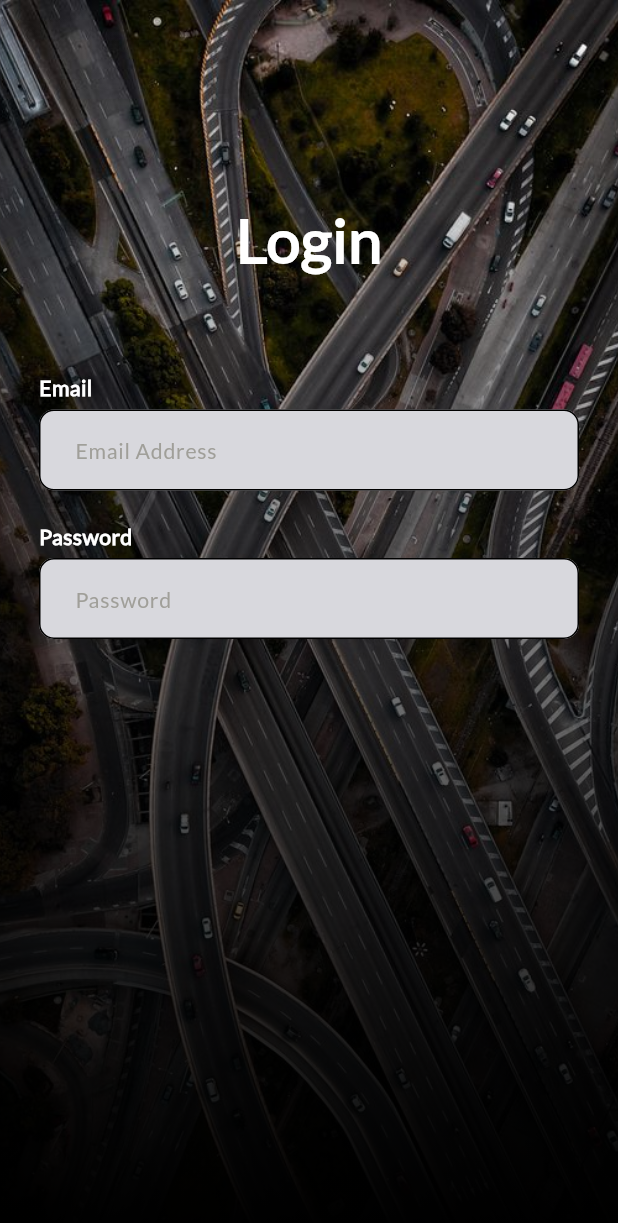
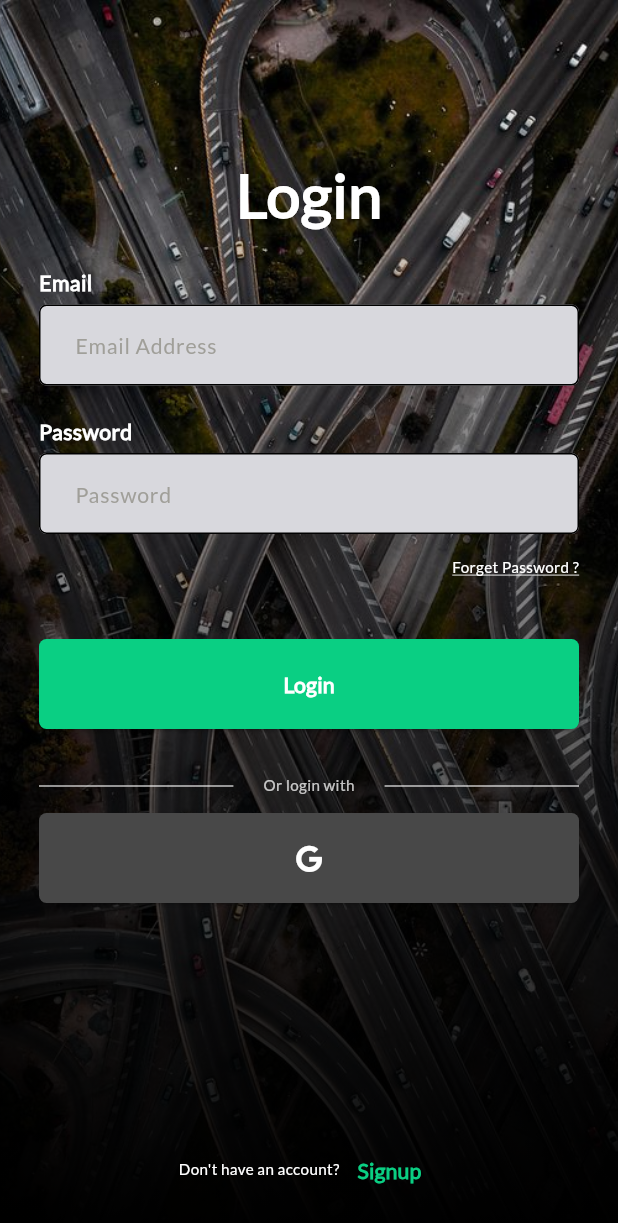
Before and after one commit to Bahnooos/graduation-project, a Flutter app: the screen it shows after launch, on a phone screen of 412 x 824 dp. Shown: the top 1223 px of the screen. Run offline on Flutter 3.47's test engine with Material 3 defaults, Android fonts, the phone set to English and light mode, and no system bars; our stand-ins replace device_preview, flutter_screenutil, font_awesome_flutter.

Commit message:
finish login and sign up screens' design

```diff
--- /dev/null
+++ b/lib/features/authentication/presentation/views/widgets/custom_button.dart
@@ -0,0 +1,31 @@
+import 'package:flutter/material.dart';
+import 'package:graduation_project/core/utils/app_color.dart';
+import 'package:graduation_project/core/utils/styles.dart';
+
+class CustomButton extends StatelessWidget {
+  final String text;
+  const CustomButton({
+    super.key,
+    required this.text,
+  });
+  @override
+  Widget build(BuildContext context) {
+    return Padding(
+      padding: const EdgeInsets.only(top: 40.0),
+      child: ElevatedButton(
+        onPressed: () {},
+        style: ElevatedButton.styleFrom(
+          backgroundColor: AppColor.primaryColor,
+          shape: RoundedRectangleBorder(
+            borderRadius: BorderRadius.circular(5),
+          ),
+          minimumSize: const Size(double.infinity, 60),
+        ),
+        child: Text(
+          text,
+          style: Styles.latoBold14.copyWith(color: AppColor.textWhiteColor),
+        ),
+      ),
+    );
+  }
+}
--- /dev/null
+++ b/lib/features/authentication/presentation/views/widgets/custom_divider.dart
@@ -0,0 +1,38 @@
+import 'package:flutter/material.dart';
+import 'package:graduation_project/core/utils/app_color.dart';
+import 'package:graduation_project/core/utils/styles.dart';
+
+class CustomDivider extends StatelessWidget {
+  final String text;
+  const CustomDivider({super.key, required this.text});
+  @override
+  Widget build(BuildContext context) {
+    return Padding(
+      padding: const EdgeInsets.only(top: 30.0, bottom: 10),
+      child: Row(
+        children: [
+          Expanded(
+            child: Divider(
+              thickness: 1,
+              color: AppColor.textWhiteColor.withOpacity(0.75),
+              endIndent: 20,
+            ),
+          ),
+          Text(
+            'Or $text with',
+            style: Styles.latoRegular10.copyWith(
+              color: AppColor.textWhiteColor.withOpacity(0.75),
+            ),
+          ),
+          Expanded(
+            child: Divider(
+              thickness: 1,
+              color: AppColor.textWhiteColor.withOpacity(0.75),
+              indent: 20,
+            ),
+          ),
+        ],
+      ),
+    );
+  }
+}
--- a/lib/features/authentication/presentation/views/widgets/custom_text_form_field.dart
+++ b/lib/features/authentication/presentation/views/widgets/custom_text_form_field.dart
@@ -19,17 +19,17 @@ class CustomTextFormField extends StatelessWidget {
             const EdgeInsets.symmetric(horizontal: 20, vertical: 15),
         border: OutlineInputBorder(
           borderRadius: BorderRadius.all(
-            Radius.circular(10),
+            Radius.circular(5),
           ),
         ),
         focusedBorder: OutlineInputBorder(
           borderRadius: BorderRadius.all(
-            Radius.circular(10),
+            Radius.circular(5),
           ),
         ),
         enabledBorder: OutlineInputBorder(
           borderRadius: BorderRadius.all(
-            Radius.circular(10),
+            Radius.circular(5),
           ),
         ),
         hintText: hintText,
--- /dev/null
+++ b/lib/features/authentication/presentation/views/widgets/google_button.dart
@@ -0,0 +1,31 @@
+import 'package:flutter/material.dart';
+import 'package:font_awesome_flutter/font_awesome_flutter.dart';
+import 'package:graduation_project/core/utils/app_color.dart';
+import 'package:graduation_project/features/authentication/presentation/views/widgets/custom_divider.dart';
+
+class GoogleButton extends StatelessWidget {
+  final String text;
+  const GoogleButton({super.key, required this.text});
+  @override
+  Widget build(BuildContext context) {
+    return Column(
+      children: [
+        CustomDivider(text: text),
+        ElevatedButton(
+          onPressed: () {},
+          style: ElevatedButton.styleFrom(
+            backgroundColor: AppColor.gmailButtonColor,
+            shape: RoundedRectangleBorder(
+              borderRadius: BorderRadius.circular(5),
+            ),
+            minimumSize: const Size(double.infinity, 60),
+          ),
+          child: FaIcon(
+            FontAwesomeIcons.google,
+            color: AppColor.textWhiteColor,
+          ),
+        ),
+      ],
+    );
+  }
+}
--- a/lib/features/authentication/presentation/views/widgets/labeled_text_form_field.dart
+++ b/lib/features/authentication/presentation/views/widgets/labeled_text_form_field.dart
@@ -11,7 +11,7 @@ class LabeledTextFormField extends StatelessWidget {
   @override
   Widget build(BuildContext context) {
     return Padding(
-      padding: const EdgeInsets.symmetric(horizontal: 26, vertical: 10),
+      padding: const EdgeInsets.only(top: 20),
       child: Column(
         crossAxisAlignment: CrossAxisAlignment.start,
         children: [
--- /dev/null
+++ b/lib/features/authentication/presentation/views/widgets/login/do_not_have_account.dart
@@ -0,0 +1,34 @@
+import 'package:flutter/material.dart';
+import 'package:graduation_project/core/utils/app_color.dart';
+import 'package:graduation_project/core/utils/styles.dart';
+
+class DoNotHaveAccount extends StatelessWidget {
+  const DoNotHaveAccount({super.key});
+  @override
+  Widget build(BuildContext context) {
+    return Padding(
+      padding: const EdgeInsets.symmetric(vertical: 20.0),
+      child: Row(
+        mainAxisAlignment: MainAxisAlignment.center,
+        crossAxisAlignment: CrossAxisAlignment.center,
+        children: [
+          Text(
+            'Don\'t have an account?',
+            style: Styles.latoRegular10.copyWith(
+              color: AppColor.textWhiteColor,
+            ),
+          ),
+          TextButton(
+            onPressed: () {},
+            child: Text(
+              'Signup',
+              style: Styles.latoBold14.copyWith(
+                color: AppColor.primaryColor,
+              ),
+            ),
+          ),
+        ],
+      ),
+    );
+  }
+}
--- /dev/null
+++ b/lib/features/authentication/presentation/views/widgets/login/forget_password.dart
@@ -0,0 +1,28 @@
+import 'package:flutter/material.dart';
+import 'package:graduation_project/core/utils/app_color.dart';
+import 'package:graduation_project/core/utils/styles.dart';
+
+class ForgetPassword extends StatelessWidget {
+  const ForgetPassword({super.key});
+  @override
+  Widget build(BuildContext context) {
+    return Padding(
+      padding: const EdgeInsets.only(
+        top: 15.0,
+      ),
+      child: Row(
+        mainAxisAlignment: MainAxisAlignment.end,
+        children: [
+          Text(
+            'Forget Password ?',
+            style: Styles.latoRegular10.copyWith(
+              color: AppColor.textWhiteColor,
+              decoration: TextDecoration.underline,
+              decorationColor: AppColor.textWhiteColor,
+            ),
+          ),
+        ],
+      ),
+    );
+  }
+}
--- a/lib/features/authentication/presentation/views/widgets/login/login_fields.dart
+++ b/lib/features/authentication/presentation/views/widgets/login/login_fields.dart
@@ -1,5 +1,6 @@
 import 'package:flutter/material.dart';
 import 'package:graduation_project/features/authentication/presentation/views/widgets/labeled_text_form_field.dart';
+import 'package:graduation_project/features/authentication/presentation/views/widgets/login/forget_password.dart';
 
 class LoginFields extends StatelessWidget {
   const LoginFields({super.key});
@@ -17,6 +18,7 @@ class LoginFields extends StatelessWidget {
           hintText: 'Password',
           label: 'Password',
         ),
+        const ForgetPassword(),
       ],
     );
   }
--- a/lib/features/authentication/presentation/views/widgets/login/login_view_body.dart
+++ b/lib/features/authentication/presentation/views/widgets/login/login_view_body.dart
@@ -1,24 +1,43 @@
 import 'package:flutter/material.dart';
 import 'package:graduation_project/core/utils/app_color.dart';
 import 'package:graduation_project/core/utils/styles.dart';
+import 'package:graduation_project/features/authentication/presentation/views/widgets/custom_button.dart';
+import 'package:graduation_project/features/authentication/presentation/views/widgets/google_button.dart';
+import 'package:graduation_project/features/authentication/presentation/views/widgets/login/do_not_have_account.dart';
 import 'package:graduation_project/features/authentication/presentation/views/widgets/login/login_fields.dart';
 
 class LoginViewBody extends StatelessWidget {
   const LoginViewBody({super.key});
   @override
   Widget build(BuildContext context) {
-    return SingleChildScrollView(
+    return Padding(
+      padding: const EdgeInsets.symmetric(
+        horizontal: 26,
+      ),
       child: Column(
+        mainAxisAlignment: MainAxisAlignment.center,
         children: [
-          const SizedBox(height: 130),
+          const SizedBox(height: 100),
           Text(
             'Login',
             style: Styles.interBold40.copyWith(
               color: AppColor.textWhiteColor,
             ),
           ),
-          const SizedBox(height: 50),
-          LoginFields(),
+          Expanded(
+            child: SingleChildScrollView(
+              child: Column(
+                children: [
+                  LoginFields(),
+                  CustomButton(
+                    text: 'Login',
+                  ),
+                  GoogleButton(text: 'login'),
+                ],
+              ),
+            ),
+          ),
+          DoNotHaveAccount(),
         ],
       ),
     );
--- /dev/null
+++ b/lib/features/authentication/presentation/views/widgets/signUp/already_have_account.dart
@@ -0,0 +1,37 @@
+import 'package:flutter/material.dart';
+import 'package:graduation_project/core/utils/app_color.dart';
+import 'package:graduation_project/core/utils/styles.dart';
+
+class AlreadyHaveAccount extends StatelessWidget {
+  const AlreadyHaveAccount({
+    super.key,
+  });
+
+  @override
+  Widget build(BuildContext context) {
+    return Padding(
+      padding: const EdgeInsets.symmetric(vertical: 20.0),
+      child: Row(
+        mainAxisAlignment: MainAxisAlignment.center,
+        crossAxisAlignment: CrossAxisAlignment.center,
+        children: [
+          Text(
+            'Already have an account!',
+            style: Styles.latoRegular10.copyWith(
+              color: AppColor.textWhiteColor,
+            ),
+          ),
+          TextButton(
+            onPressed: () {},
+            child: Text(
+              'Login',
+              style: Styles.latoBold14.copyWith(
+                color: AppColor.primaryColor,
+              ),
+            ),
+          ),
+        ],
+      ),
+    );
+  }
+}
--- a/lib/features/authentication/presentation/views/widgets/signUp/sign_up_view_body.dart
+++ b/lib/features/authentication/presentation/views/widgets/signUp/sign_up_view_body.dart
@@ -1,24 +1,43 @@
 import 'package:flutter/material.dart';
 import 'package:graduation_project/core/utils/app_color.dart';
 import 'package:graduation_project/core/utils/styles.dart';
+import 'package:graduation_project/features/authentication/presentation/views/widgets/custom_button.dart';
+import 'package:graduation_project/features/authentication/presentation/views/widgets/google_button.dart';
+import 'package:graduation_project/features/authentication/presentation/views/widgets/signUp/already_have_account.dart';
 import 'package:graduation_project/features/authentication/presentation/views/widgets/signUp/sign_up_fields.dart';
 
 class SignUpViewBody extends StatelessWidget {
   const SignUpViewBody({super.key});
   @override
   Widget build(BuildContext context) {
-    return SingleChildScrollView(
+    return Padding(
+      padding: const EdgeInsets.symmetric(
+        horizontal: 26,
+      ),
       child: Column(
+        crossAxisAlignment: CrossAxisAlignment.center,
         children: [
-          const SizedBox(height: 130),
+          const SizedBox(height: 60),
           Text(
-            'Sign Up',
+            'Signup',
             style: Styles.interBold40.copyWith(
               color: AppColor.textWhiteColor,
             ),
           ),
-          const SizedBox(height: 50),
-          SignUpFields(),
+          Expanded(
+            child: SingleChildScrollView(
+              child: Column(
+                children: [
+                  SignUpFields(),
+                  CustomButton(
+                    text: 'Signup',
+                  ),
+                  GoogleButton(text: 'signup'),
+                ],
+              ),
+            ),
+          ),
+          AlreadyHaveAccount()
         ],
       ),
     );
--- a/pubspec.yaml
+++ b/pubspec.yaml
@@ -33,6 +33,7 @@ dependencies:
   flutter:
     sdk: flutter
   flutter_screenutil: ^5.9.3
+  font_awesome_flutter: ^10.8.0
 
 dev_dependencies:
   flutter_lints: ^5.0.0
```
Also changed, not shown: pubspec.lock.
